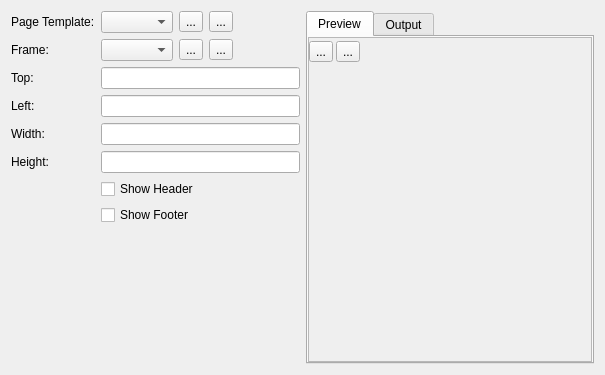
rafaelmartins/rst2pdf, file gui/pagetemplates.ui: the form before one commit.
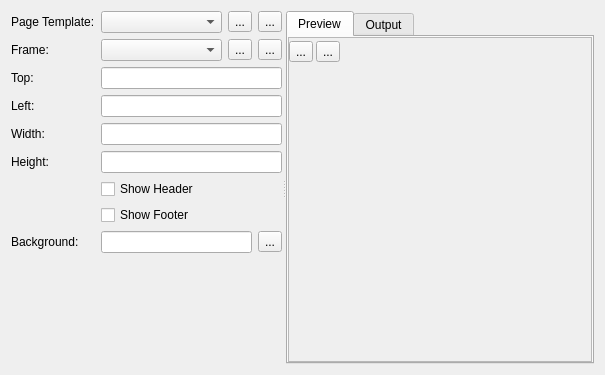
The form after the commit. Icons and pictures are not drawn.

The edit to the form file:
```diff
--- a/gui/pagetemplates.ui
+++ b/gui/pagetemplates.ui
@@ -15,12 +15,12 @@
   </property>
   <layout class="QVBoxLayout" name="verticalLayout_4">
    <item>
-    <layout class="QHBoxLayout" name="horizontalLayout_5">
-     <item>
+    <widget class="QSplitter" name="splitter">
+     <property name="orientation">
+      <enum>Qt::Horizontal</enum>
+     </property>
+     <widget class="QWidget" name="">
       <layout class="QFormLayout" name="formLayout">
-       <property name="fieldGrowthPolicy">
-        <enum>QFormLayout::ExpandingFieldsGrow</enum>
-       </property>
        <item row="0" column="0">
         <widget class="QLabel" name="label_2">
          <property name="text">
@@ -162,9 +162,29 @@
          </property>
         </widget>
        </item>
-      </layout>
-     </item>
+       <item row="8" column="0">
+        <widget class="QLabel" name="label_7">
+         <property name="text">
+          <string>Background:</string>
+         </property>
+        </widget>
+       </item>
+       <item row="8" column="1">
+        <layout class="QHBoxLayout" name="horizontalLayout_3">
      <item>
+          <widget class="QLineEdit" name="lineEdit"/>
+         </item>
+         <item>
+          <widget class="QToolButton" name="toolButton">
+           <property name="text">
+            <string>...</string>
+           </property>
+          </widget>
+         </item>
+        </layout>
+       </item>
+      </layout>
+     </widget>
       <widget class="QTabWidget" name="tabWidget">
        <property name="currentIndex">
         <number>0</number>
@@ -187,8 +207,8 @@
              <rect>
               <x>0</x>
               <y>0</y>
-              <width>279</width>
-              <height>323</height>
+             <width>277</width>
+             <height>325</height>
              </rect>
             </property>
             <layout class="QVBoxLayout" name="verticalLayout_3">
@@ -296,8 +316,7 @@
         </layout>
        </widget>
       </widget>
-     </item>
-    </layout>
+    </widget>
    </item>
   </layout>
  </widget>
```
Lines whose indentation alone changed are shown as unchanged.
